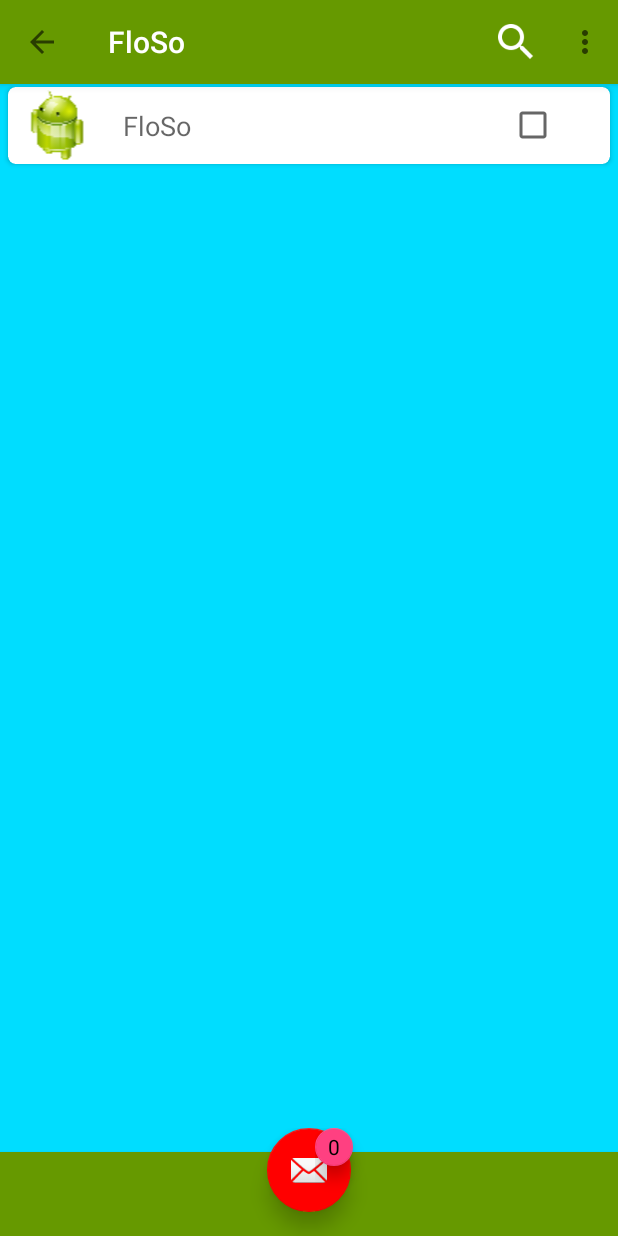
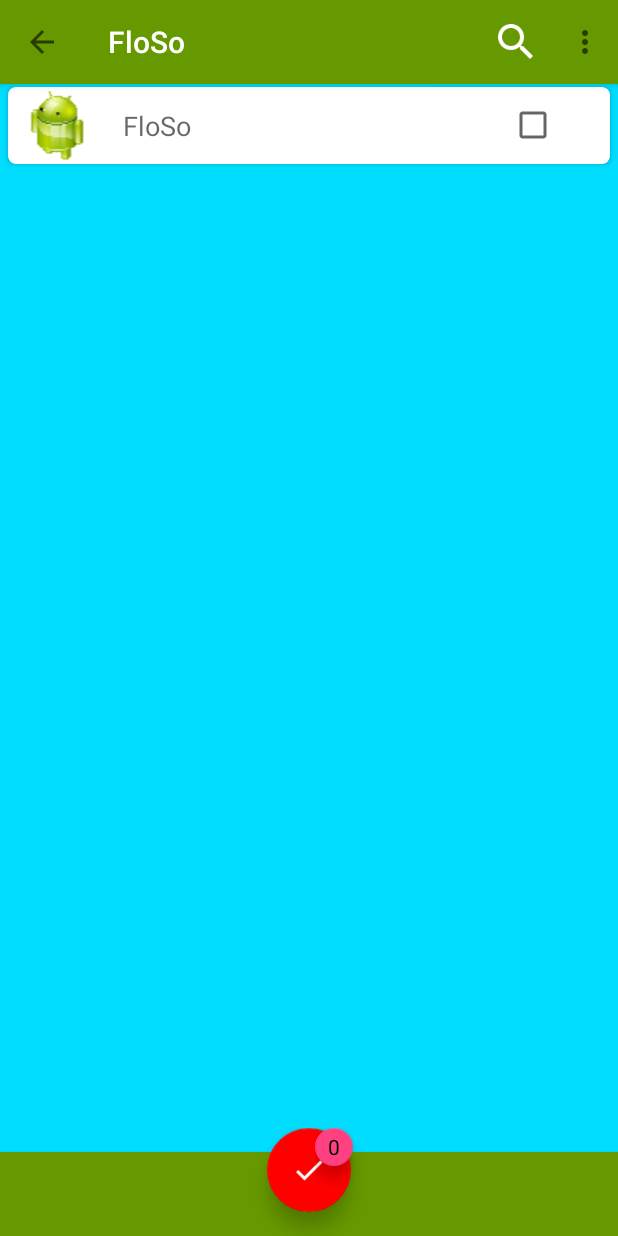
Before and after one commit to HitRoxxx/FloatingNew, an Android app: the screen it shows after launch (MainActivity), after a tap on an icon or button, on a phone screen of 412 x 824 dp. Run offline under Robolectric (Android 15) with nearby library versions, the phone set to English and light mode, and no system bars; libraries missing offline, so code that uses them is left out: com.igalata.bubblepicker, com.lusfold.spinnerloading, com.squareup.leakcanary; plain views replace SpinnerLoading; 6 statements that could not run were skipped; 3 other taps on this screen came first.

Commit message:
Image Changer Add and Check

```diff
--- a/app/src/main/res/layout/activity_main.xml
+++ b/app/src/main/res/layout/activity_main.xml
@@ -122,10 +122,11 @@
             app:backgroundTint="#ff0000"
             app:elevation="8dp"
             app:fabSize="normal"
+            android:scaleType="center"
             app:layout_constraintBottom_toBottomOf="@+id/bottomToolbar"
             app:layout_constraintLeft_toLeftOf="parent"
             app:layout_constraintRight_toRightOf="parent"
-            app:srcCompat="@android:drawable/ic_dialog_email"/>
+            app:srcCompat="@drawable/check"/>
 
         <FrameLayout
             android:layout_width="52dp"
--- a/app/src/main/res/layout/app_bar_selected_application.xml
+++ b/app/src/main/res/layout/app_bar_selected_application.xml
@@ -55,7 +55,8 @@
         app:backgroundTint="#ff0000"
         app:elevation="10dp"
         app:fabSize="normal"
-        app:srcCompat="@drawable/setting"/>
+        android:scaleType="center"
+        app:srcCompat="@drawable/add"/>
 
 
 </android.support.design.widget.CoordinatorLayout>
```
Also changed, not shown: app/src/main/res/drawable/add.png (added), app/src/main/res/drawable/check.png (added).
